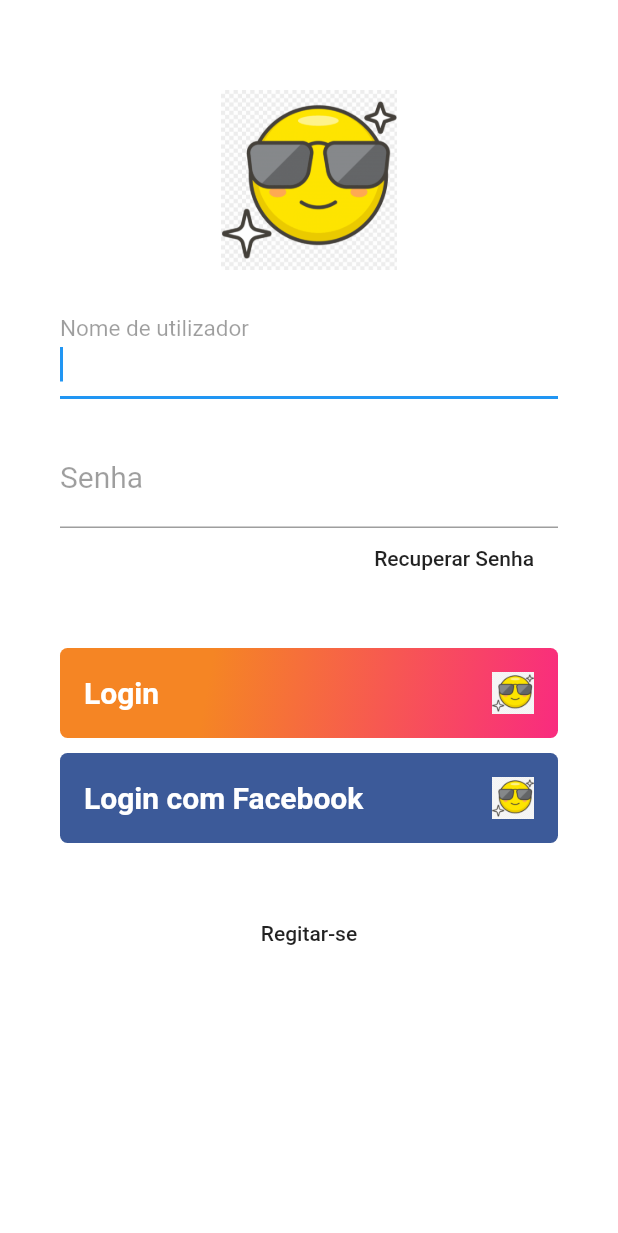
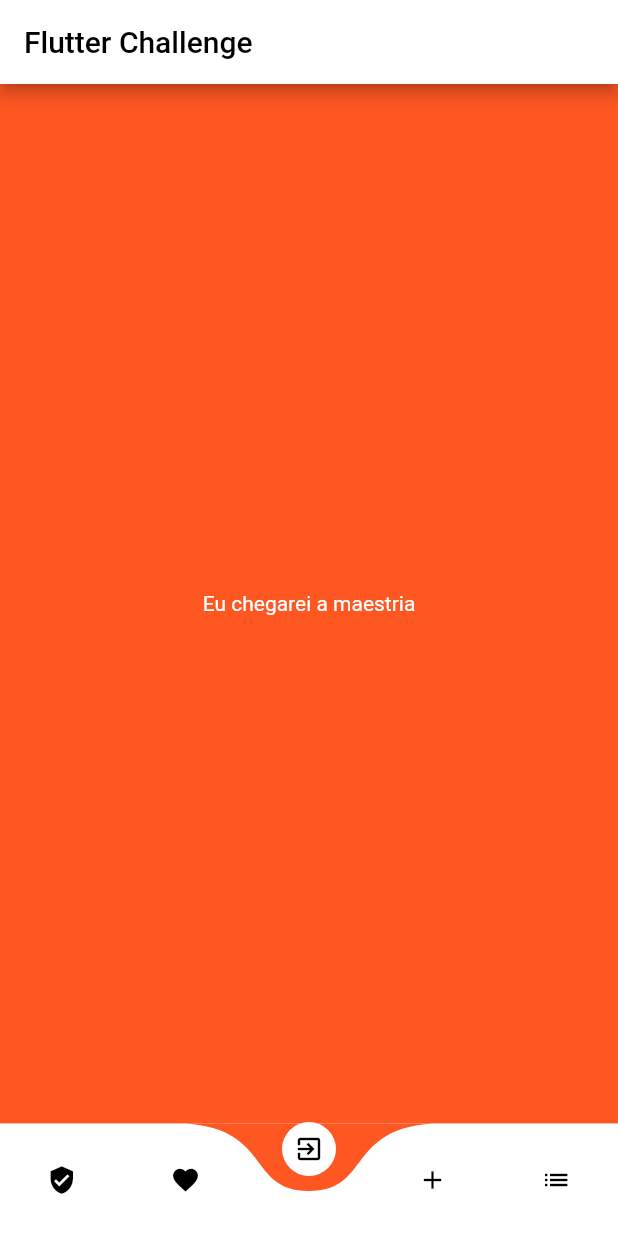
Before and after one commit to adolfoquende/loginFlutter, a Flutter app: the screen it shows after launch, on a phone screen of 412 x 824 dp. Shown: the top 1233 px of the screen. Run offline on Flutter 3.47's test engine with Material 2 defaults, Android fonts, the phone set to English and light mode, and no system bars; drawn by our look-alikes of curved_navigation_bar.

Commit message:
Curved Challenge

```diff
--- /dev/null
+++ b/lib/Challenges/CurvedNavigation.dart
@@ -0,0 +1,74 @@
+import 'package:curved_navigation_bar/curved_navigation_bar.dart';
+import 'package:flutter/material.dart';
+
+class CurvedNavigationApp extends StatefulWidget {
+  @override
+  _CurvedNavigationAppState createState() => _CurvedNavigationAppState();
+}
+
+class _CurvedNavigationAppState extends State<CurvedNavigationApp> {
+  @override
+  Widget build(BuildContext context) {
+    return Scaffold(
+      appBar: AppBar(
+        backgroundColor: Colors.white,
+        title: Text(
+          "Flutter Challenge",
+          style: TextStyle(color: Colors.black),
+        ),
+      ),
+      body: Container(
+        color: Colors.deepOrange,
+        height: MediaQuery.of(context).size.height,
+        width: MediaQuery.of(context).size.width,
+        child: Column(
+          mainAxisAlignment: MainAxisAlignment.center,
+          children: <Widget>[
+            Text(
+              "Eu chegarei a maestria",
+              style: TextStyle(color: Colors.white),
+            )
+          ],
+        ),
+      ),
+      bottomNavigationBar: CurvedNavigationBar(
+        index: 2, //Para aonde a selecao ficara quando o App iniciar
+        animationDuration: Duration(milliseconds: 200), //Para definir a duracao
+        color: Colors.white,
+        backgroundColor: Colors.deepOrange,
+        buttonBackgroundColor: Colors.white,
+        items: <Widget>[
+          //Define o que serao como icones
+          Icon(
+            Icons.verified_user,
+            size: 20,
+            color: Colors.black,
+          ),
+          Icon(
+            Icons.favorite,
+            size: 20,
+            color: Colors.black,
+          ),
+          Icon(
+            Icons.exit_to_app,
+            size: 20,
+            color: Colors.black,
+          ),
+          Icon(
+            Icons.add,
+            size: 20,
+            color: Colors.black,
+          ),
+          Icon(
+            Icons.list,
+            size: 20,
+            color: Colors.black,
+          )
+        ],
+        onTap: (index) {
+          debugPrint("Current Index is $index");
+        },
+      ),
+    );
+  }
+}
--- a/lib/main.dart
+++ b/lib/main.dart
@@ -1,4 +1,5 @@
 import 'package:flutter/material.dart';
+import 'Challenges/CurvedNavigation.dart';
 
 void main() {
   runApp(MyApp());
@@ -9,163 +10,8 @@ class MyApp extends StatelessWidget {
   @override
   Widget build(BuildContext context) {
     return MaterialApp(
-      title: 'Flutter Demo',
-      debugShowCheckedModeBanner: false,
-      theme: ThemeData(
-        primarySwatch: Colors.blue,
-        visualDensity: VisualDensity.adaptivePlatformDensity,
-      ),
-      home: LoginPage(),
+      title: 'Flutter Challenge',
+      home: CurvedNavigationApp(),
     );
   }
 }
-
-class LoginPage extends StatelessWidget {
-  @override
-  Widget build(BuildContext context) {
-    return Scaffold(
-        body: Center(
-      child: Container(
-        padding: EdgeInsets.only(top: 60, left: 40, right: 40),
-        color: Colors.white,
-        child: ListView(
-          children: <Widget>[
-            SizedBox(
-              width: 400,
-              height: 120,
-              child: Image.asset("assets/logo.png"),
-            ),
-            SizedBox(
-              height: 20,
-            ),
-            TextFormField(
-              autofocus: true,
-              keyboardType: TextInputType.emailAddress,
-              decoration: InputDecoration(
-                  labelText: "Nome de utilizador",
-                  labelStyle: TextStyle(
-                      color: Colors.black38,
-                      fontWeight: FontWeight.w400,
-                      fontSize: 20)),
-              style: TextStyle(fontSize: 20),
-            ),
-            SizedBox(
-              height: 20,
-            ),
-            TextFormField(
-              autofocus: true,
-              obscureText: true,
-              keyboardType: TextInputType.emailAddress,
-              decoration: InputDecoration(
-                  labelText: "Senha",
-                  labelStyle: TextStyle(
-                      color: Colors.black38,
-                      fontWeight: FontWeight.w400,
-                      fontSize: 20)),
-              style: TextStyle(fontSize: 20),
-            ),
-            Container(
-              height: 40,
-              alignment: Alignment.centerRight,
-              child: FlatButton(
-                child: Text(
-                  "Recuperar Senha",
-                  textAlign: TextAlign.right,
-                ),
-                onPressed: () {},
-              ),
-            ),
-            SizedBox(
-              height: 40,
-            ),
-            Container(
-              //Botao Login
-              height: 60,
-              alignment: Alignment.centerLeft,
-              decoration: BoxDecoration(
-                  gradient: LinearGradient(
-                      begin: Alignment.topLeft,
-                      end: Alignment.bottomRight,
-                      stops: [0.3, 1],
-                      colors: [Color(0xFFF58524), Color(0xFFF92B7F)]),
-                  borderRadius: BorderRadius.all(Radius.circular(5))),
-              child: SizedBox.expand(
-                child: FlatButton(
-                  child: Row(
-                    mainAxisAlignment: MainAxisAlignment.spaceBetween,
-                    children: <Widget>[
-                      Text(
-                        "Login",
-                        style: TextStyle(
-                            fontWeight: FontWeight.bold,
-                            color: Colors.white,
-                            fontSize: 20),
-                        textAlign: TextAlign.left,
-                      ),
-                      Container(
-                        child: SizedBox(
-                          child: Image.asset("assets/logo.png"),
-                          width: 28,
-                          height: 28,
-                        ),
-                      )
-                    ],
-                  ),
-                  onPressed: () {},
-                ),
-              ),
-            ),
-            SizedBox(
-              height: 10,
-            ),
-            Container(
-              //Botao Login Cadastro
-              height: 60,
-              alignment: Alignment.centerLeft,
-              decoration: BoxDecoration(
-                  color: Color(0xFF3C5a99),
-                  borderRadius: BorderRadius.all(Radius.circular(5))),
-              child: SizedBox.expand(
-                child: FlatButton(
-                  child: Row(
-                    mainAxisAlignment: MainAxisAlignment.spaceBetween,
-                    children: <Widget>[
-                      Text(
-                        "Login com Facebook",
-                        style: TextStyle(
-                            fontWeight: FontWeight.bold,
-                            color: Colors.white,
-                            fontSize: 20),
-                        textAlign: TextAlign.left,
-                      ),
-                      Container(
-                        child: SizedBox(
-                          child: Image.asset("assets/logo.png"),
-                          width: 28,
-                          height: 28,
-                        ),
-                      )
-                    ],
-                  ),
-                  onPressed: () {},
-                ),
-              ),
-            ),
-            SizedBox(
-              height: 40,
-            ),
-            Container(
-              height: 40,
-              child: FlatButton(
-                child: Text(
-                  "Regitar-se",
-                  textAlign: TextAlign.center,
-                ),onPressed: (){},
-              ),
-            )
-          ],
-        ),
-      ),
-    ));
-  }
-}
```
Also changed, not shown: lib/Challenges/LoginBasic.dart (added, +171 -0 lines), lib/Challenges/teste.dart (added, +76 -0 lines), pubspec.yaml (+3 -7 lines), pubspec.lock.
